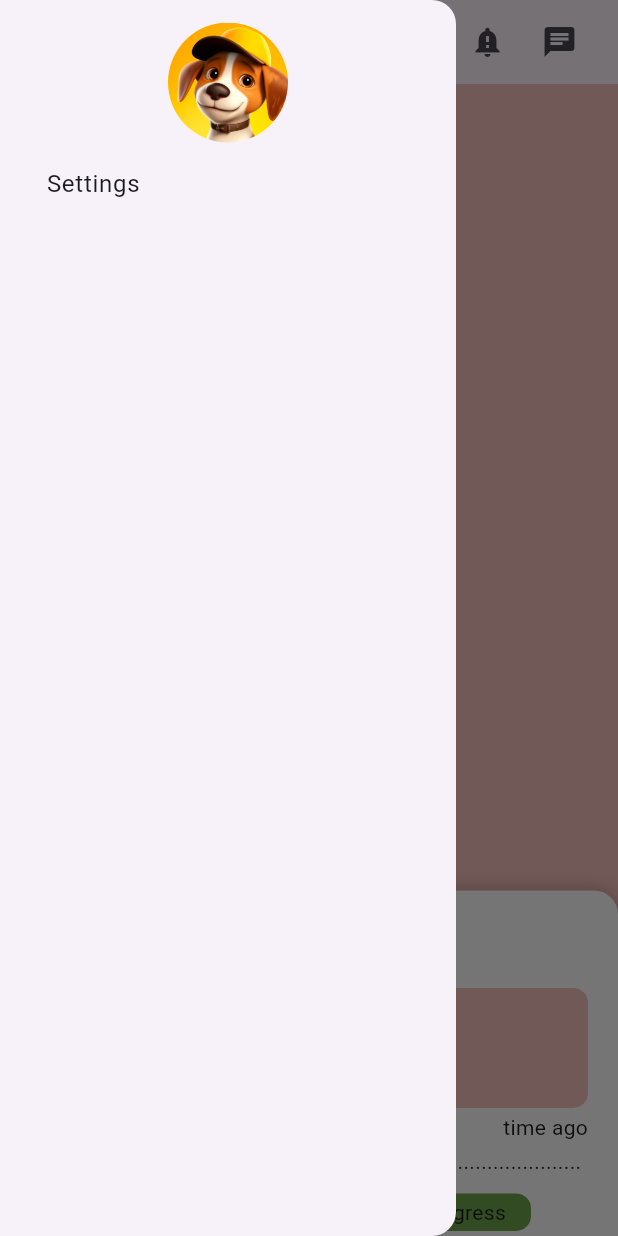
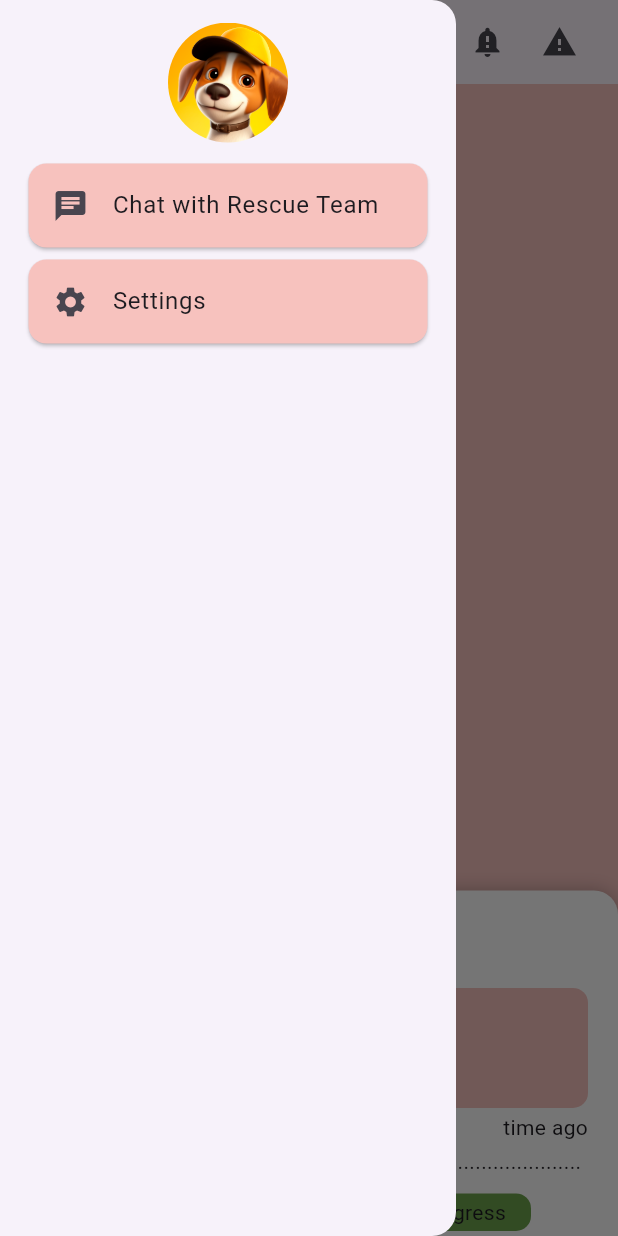
Before and after one commit to shahanasov/paw-catcher, a Flutter app: the screen it shows once a user with an empty profile is signed in, with the side drawer open, on a phone screen of 412 x 824 dp. Run offline on Flutter 3.47's test engine with Material 3 defaults, Android fonts, the light colour scheme and no system bars; our stand-ins replace firebase_auth, firebase_core, flutter_riverpod, google_fonts; accounts and stored records are empty.

Commit message:
reporting page and ui ouline complete

```diff
--- a/lib/presentation/pages/Home/home.dart
+++ b/lib/presentation/pages/Home/home.dart
@@ -13,7 +13,7 @@
     return Scaffold(
         key: scaffoldKey,
         appBar: customAppBar(scaffoldKey,context),
-        drawer: drawer(),
+        drawer: drawer(context),
         body: Stack(
           fit: StackFit.expand,
           children: [
--- a/lib/presentation/pages/Home/widgets/appbar.dart
+++ b/lib/presentation/pages/Home/widgets/appbar.dart
@@ -1,6 +1,6 @@
 import 'package:dog_catcher/core/fonts.dart';
-import 'package:dog_catcher/presentation/pages/chat/chat_rooms.dart';
 import 'package:dog_catcher/presentation/pages/notifcation/notification_page.dart';
+import 'package:dog_catcher/presentation/pages/report/add_report_page.dart';
 import 'package:flutter/material.dart';
 
 AppBar customAppBar(
@@ -27,9 +27,9 @@
       IconButton(
           onPressed: () {
             Navigator.of(context)
-                .push(MaterialPageRoute(builder: (context) => ChatRooms()));
+                .push(MaterialPageRoute(builder: (context) => AddReportPage()));
           },
-          icon: Icon(Icons.chat)),
+          icon: Icon(Icons.report_problem)),
       SizedBox(
         width: 15,
       )
--- a/lib/presentation/pages/Home/widgets/drawer.dart
+++ b/lib/presentation/pages/Home/widgets/drawer.dart
@@ -1,6 +1,8 @@
+import 'package:dog_catcher/core/theme.dart';
+import 'package:dog_catcher/presentation/pages/chat/chat_rooms.dart';
 import 'package:flutter/material.dart';
 
-Widget drawer() {
+Widget drawer(BuildContext context) {
   return Drawer(
     child: Padding(
       padding: const EdgeInsets.all(15.0),
@@ -17,8 +19,25 @@
               ),
             ),
           ),
-          ListTile(
-            title: Text('Settings'),
+          SizedBox(
+            height: 10,
+          ),
+          Card(
+              color: AppTheme().softPink,
+              child: ListTile(
+                onTap: () {
+                  Navigator.of(context).push(
+                      MaterialPageRoute(builder: (context) => ChatRooms()));
+                },
+                leading: Icon(Icons.chat),
+                title: Text('Chat with Rescue Team'),
+              )),
+          Card(
+            color: AppTheme().softPink,
+            child: ListTile(
+              leading: Icon(Icons.settings),
+              title: Text('Settings'),
+            ),
           )
         ],
       ),
```
Also changed, not shown: lib/presentation/pages/detail_page/detail_page.dart (+26 -1 lines), lib/presentation/pages/report/add_report_page.dart (added, +56 -0 lines).
